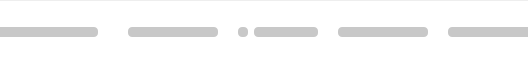
meganz/MEGAsync, file src/MEGASync/transfers/gui/macx/TransferManagerLoadingItem.ui: the form before one commit; both pictures show x 130 to 658 and y 0 to 64 of the 766 by 64 pixel window.
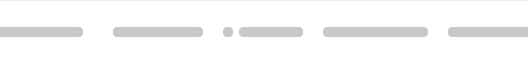
The form after the commit.

```diff
--- a/src/MEGASync/transfers/gui/macx/TransferManagerLoadingItem.ui
+++ b/src/MEGASync/transfers/gui/macx/TransferManagerLoadingItem.ui
@@ -425,13 +425,13 @@
         </property>
         <property name="minimumSize">
          <size>
-          <width>110</width>
+          <width>125</width>
           <height>63</height>
          </size>
         </property>
         <property name="maximumSize">
          <size>
-          <width>110</width>
+          <width>125</width>
           <height>63</height>
          </size>
         </property>
```
